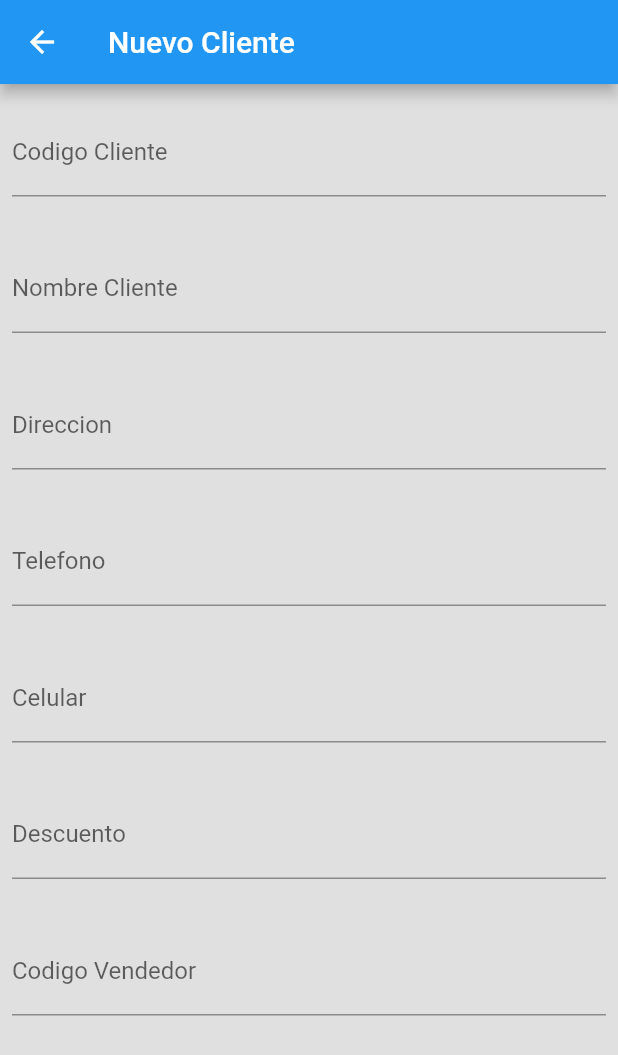
After one commit to gabriel9107/SigaApp, a Flutter app: the DataTableDemo screen opened directly, scrolled down 576 dp, after a tap on the "add" icon, on a phone screen of 412 x 824 dp. The commit adds this screen. Shown: the top 1055 px of the screen. Run offline on Flutter 3.47's test engine with Material 2 defaults, Android fonts, the phone set to English and light mode, and no system bars; our stand-ins replace sqflite, syncfusion_flutter_charts; accounts and stored records are empty.

Commit message:
formulario de cliente agregado

```diff
--- /dev/null
+++ b/lib/classes/clients.dart
@@ -0,0 +1,196 @@
+class Client {
+  String cuenta;
+  String cliente;
+  String descuento;
+  String rncCedula;
+  Client(
+      {required this.cuenta,
+      required this.cliente,
+      required this.descuento,
+      required this.rncCedula});
+
+  static List<Client> getClients() {
+    return <Client>[
+      Client(
+          cuenta: '22500059625',
+          cliente: '250 CC (Villa Mella)',
+          descuento: '20%',
+          rncCedula: '22500059625'),
+      Client(
+          cuenta: '10097364',
+          cliente: '4Ta. Racing (Ens. Luperon)',
+          descuento: '25%',
+          rncCedula: '00100957364'),
+      Client(
+          cuenta: '3400400507',
+          cliente: 'A & J (Mao)',
+          descuento: '25%',
+          rncCedula: '03400400507'),
+      Client(
+          cuenta: '2800141596',
+          cliente: 'A y D (Higuey)',
+          descuento: '25%',
+          rncCedula: '02800141596	'),
+      Client(
+          cuenta: '6800520550',
+          cliente: 'A y D (Villa Altagracia, La cuchilla)',
+          descuento: '25%',
+          rncCedula: '06800520550'),
+      Client(
+          cuenta: '109941047',
+          cliente: 'A y F (Ciudad)',
+          descuento: '20%',
+          rncCedula: '0109941047'),
+      Client(
+          cuenta: '114957335',
+          cliente: 'A Y J  ( Ens. Quisqueya)',
+          descuento: '20%',
+          rncCedula: '00114957335'),
+      Client(
+          cuenta: '22900273818',
+          cliente: 'A y J Motors (Los Alcarrizos)',
+          descuento: '25%',
+          rncCedula: '22900273818'),
+      Client(
+          cuenta: '3103738047',
+          cliente: 'A y J Motors (Santiago)',
+          descuento: '25%',
+          rncCedula: '03103738047'),
+      Client(
+          cuenta: '118000264671',
+          cliente: 'A Y M ( Piedra Blanca)',
+          descuento: '25%',
+          rncCedula: '11800138791'),
+      Client(
+          cuenta: '6100272175',
+          cliente: 'A y R (Gaspar Hernandez)',
+          descuento: '25%',
+          rncCedula: '06100272175'),
+      Client(
+          cuenta: '3103082552',
+          cliente: 'Abel Racing (Santiago)',
+          descuento: '25%',
+          rncCedula: '03103082001'),
+      Client(
+          cuenta: '4701365902',
+          cliente: 'Abreu & Duran C X A (Moca)',
+          descuento: '25%',
+          rncCedula: '04701365902'),
+      Client(
+          cuenta: '4700750260',
+          cliente: 'Abreu (Cabullas)',
+          descuento: '25%',
+          rncCedula: '04700750260'),
+      Client(
+          cuenta: '4900560642',
+          cliente: 'Abreu (Cotui)',
+          descuento: '20%',
+          rncCedula: '4900560642'),
+      Client(
+          cuenta: '4400167070',
+          cliente: 'Abreu (Dajabon)',
+          descuento: '25%',
+          rncCedula: '4400167070'),
+      Client(
+          cuenta: '8700155800',
+          cliente: 'Abreu (Fantino)',
+          descuento: '25%',
+          rncCedula: '08700155800'),
+      Client(
+          cuenta: '2300674377',
+          cliente: 'Abreu (Jarabacoa)',
+          descuento: '25%',
+          rncCedula: '02300674377'),
+      Client(
+          cuenta: '49005606421',
+          cliente: 'Abreu II (Cotui)',
+          descuento: '20%',
+          rncCedula: '04900560642'),
+      Client(
+          cuenta: '40220156091',
+          cliente: 'Acevedo (San Cristobal)',
+          descuento: '25%',
+          rncCedula: '40220156091'),
+      Client(
+          cuenta: '3100312820',
+          cliente: 'Adaliah Mocead, SRL (Moca)',
+          descuento: '25%',
+          rncCedula: '130901635'),
+      Client(
+          cuenta: '105349799',
+          cliente: 'Adonay (Nagua)',
+          descuento: '25%',
+          rncCedula: '00105349799	'),
+      Client(
+          cuenta: '4400257467',
+          cliente: 'Adrian (Dajabon)',
+          descuento: '25%',
+          rncCedula: '04400257467'),
+      Client(
+          cuenta: '370088757',
+          cliente: 'Adrian (Puerto Plata)',
+          descuento: '25%',
+          rncCedula: '03700887957'),
+      Client(
+          cuenta: '108030040',
+          cliente: 'Adrian Motors (Herrera)',
+          descuento: '25%',
+          rncCedula: '00108030040'),
+      Client(
+          cuenta: '3800012968',
+          cliente: 'Adriana (La Marginal)',
+          descuento: '20%',
+          rncCedula: '003800012968'),
+      Client(
+          cuenta: '106244353',
+          cliente: 'Afri (Villa Juana)',
+          descuento: '20%',
+          rncCedula: '00106244353'),
+      Client(
+          cuenta: '130710333',
+          cliente: 'Ag Blanco Import ( La Vega)',
+          descuento: '25%',
+          rncCedula: '130710333'),
+      Client(
+          cuenta: '7900169140',
+          cliente: 'Agro Quimica (Vicente Noble)',
+          descuento: '20%',
+          rncCedula: '07900169140'),
+      Client(
+          cuenta: '3010256376',
+          cliente: 'Aguas Vivas (Bani)',
+          descuento: '25%',
+          rncCedula: '003010256376'),
+      Client(
+          cuenta: '8700183257',
+          cliente: 'Aguasvivas (Fantino)',
+          descuento: '25%',
+          rncCedula: '08700183257'),
+      Client(
+          cuenta: '4400252138',
+          cliente: 'AJ Rep. y Ferreteria SRL (Dajabon)',
+          descuento: '25%',
+          rncCedula: '132520612'),
+      Client(
+          cuenta: '40212675322',
+          cliente: 'AJR (La Cuchilla, Villa Altagracia)',
+          descuento: '20%',
+          rncCedula: '40212675322'),
+      Client(
+          cuenta: '1800259986',
+          cliente: 'Albania (Barahona)',
+          descuento: '20%',
+          rncCedula: '01800259986')
+    ];
+  }
+
+  // String CuentaCliente;
+  // String Nombre;
+  // String Telefono;
+  // String Descuento;
+  // String ZonaVentas;
+  // String TipoNCF;
+  // String RNC_Cedula;
+  // String MotodoEntrega;
+
+}
--- /dev/null
+++ b/lib/classes/shop_item.dart
@@ -0,0 +1,6 @@
+import 'shop_item_rating.dart';
+
+class ShopItem {
+  late String name;
+  late List<ShopItemRating> ratings;
+}
--- /dev/null
+++ b/lib/screens/data_tabla.dart
@@ -0,0 +1,182 @@
+import 'package:flutter/material.dart';
+import 'package:flutter_application_2/classes/clients.dart';
+
+import 'nav_screen.dart';
+import 'new_cliente.dart';
+
+class DataTableDemo extends StatefulWidget {
+  DataTableDemo() : super();
+
+  @override
+  DataTableDemoState createState() => DataTableDemoState();
+}
+
+class DataTableDemoState extends State<DataTableDemo> {
+  late List<Client> Clients;
+  @override
+  void initState() {
+    Clients = Client.getClients();
+    super.initState();
+  }
+
+  DataTable DataBody() {
+    return DataTable(
+      columns: [
+        DataColumn(
+            label: Text(
+              "Cuenta",
+              style:
+                  TextStyle(fontWeight: FontWeight.w400, color: Colors.black),
+            ),
+            numeric: true,
+            tooltip: "This is First Name"),
+        DataColumn(
+            label: Text("Cliente"),
+            numeric: true,
+            tooltip: "This is Last Name"),
+        DataColumn(
+            label: Text('Descuento'),
+            numeric: false,
+            tooltip: 'El descuento del Cliente'),
+        DataColumn(
+            label: Text('Rnc_Cedula'),
+            numeric: false,
+            tooltip: 'El descuento del Cliente')
+      ],
+      rows: Clients.map(
+        (clients) => DataRow(cells: [
+          DataCell(
+            Text(
+              clients.cuenta,
+            ),
+          ),
+          DataCell(
+            Text(clients.cliente),
+          ),
+          DataCell(
+            Text(clients.descuento),
+          ),
+          DataCell(
+            Text(clients.rncCedula),
+          ),
+        ]),
+      ).toList(),
+    );
+  }
+
+  @override
+  Widget build(BuildContext context) {
+    return Scaffold(
+      appBar: AppBar(
+        title: const Text('Siga Mobile'),
+        backgroundColor: Color.fromARGB(255, 25, 28, 228),
+        actions: [
+          IconButton(
+            icon: const Icon(Icons.search),
+            onPressed: () =>
+                {showSearch(context: context, delegate: MySearchDelegate())},
+          )
+        ],
+      ),
+      drawer: NavigationDrawer(),
+      body: Column(
+        children: [
+          Row(
+            mainAxisAlignment: MainAxisAlignment.end,
+
+            // mainAxisSize: MainAxisSize.max,
+            // verticalDirection: VerticalDirection.up,
+            children: [
+              Column(children: [
+                ElevatedButton(
+                  onPressed: () {
+                    Navigator.push(
+                      context,
+                      MaterialPageRoute(
+                          builder: (context) => const NewClient()),
+                    );
+                  },
+                  child: Icon(Icons.add, color: Colors.white),
+                  style: ElevatedButton.styleFrom(
+                    shape: CircleBorder(),
+                    padding: EdgeInsets.all(20),
+                  ),
+                )
+                // IconButton(
+
+                //     onPressed: () => {},
+                //     iconSize: 24,
+                //     icon: Icon(Icons.add),
+                //     color: Colors.blue[500]),
+                // Icon(Icons.add_circle_outline_sharp, color: Colors.blue[500]),
+                // Text('Agregar Cliente'),
+              ]),
+              // Column(children: [
+              //   Icon(Icons.search, color: Colors.blue[500]),
+              //   Text('Buscar Cliente')
+              // ])
+            ],
+          ),
+          Expanded(
+            child: ListView(children: <Widget>[Center(child: DataBody())]),
+          ),
+        ],
+      ),
+    );
+  }
+}
+
+//Eliminar la busqueda
+class MySearchDelegate extends SearchDelegate {
+  @override
+  List<Widget>? buildActions(BuildContext context) => [
+        IconButton(
+            icon: const Icon(Icons.clear),
+            onPressed: () {
+              if (query.isEmpty) {
+                close(context, null);
+              } else {
+                query = '';
+              }
+            }),
+      ];
+
+  @override
+  Widget? buildLeading(BuildContext context) => IconButton(
+        //Boton para regresar atras
+        icon: Icon(Icons.arrow_back),
+        onPressed: () => close(context, null),
+      );
+
+  @override
+  Widget buildResults(BuildContext context) => Center(
+        child: Text(
+          query,
+          style: const TextStyle(fontSize: 64, fontWeight: FontWeight.w300),
+        ),
+      );
+
+  @override
+  Widget buildSuggestions(BuildContext context) {
+    List<Client> suggestions = Client.getClients().where((element) {
+      final result = element.cliente.toLowerCase();
+      final input = query.toLowerCase();
+
+      return result.contains(input);
+    }).toList();
+
+    return ListView.builder(
+      itemCount: suggestions.length,
+      itemBuilder: (context, index) {
+        final suggestion = suggestions[index];
+
+        return ListTile(
+          title: Text(suggestion.cliente),
+          onTap: () {
+            query = suggestion.cliente;
+          },
+        );
+      },
+    );
+  }
+}
--- /dev/null
+++ b/lib/screens/new_cliente.dart
@@ -0,0 +1,91 @@
+import 'package:flutter/material.dart';
+
+class NewClient extends StatelessWidget {
+  const NewClient({super.key});
+
+  @override
+  Widget build(BuildContext context) {
+    return Scaffold(
+      appBar: AppBar(
+        title: const Text('Nuevo Cliente'),
+      ),
+      body: const MyCustomForm(),
+    );
+  }
+}
+
+class MyCustomForm extends StatelessWidget {
+  const MyCustomForm({super.key});
+
+  @override
+  Widget build(BuildContext context) {
+    return Column(
+      crossAxisAlignment: CrossAxisAlignment.start,
+      children: <Widget>[
+        Padding(
+          padding: const EdgeInsets.symmetric(horizontal: 8, vertical: 16),
+          child: TextFormField(
+            decoration: const InputDecoration(
+              border: UnderlineInputBorder(),
+              labelText: 'Codigo Cliente',
+            ),
+          ),
+        ),
+        Padding(
+          padding: const EdgeInsets.symmetric(horizontal: 8, vertical: 16),
+          child: TextFormField(
+            decoration: const InputDecoration(
+              border: UnderlineInputBorder(),
+              labelText: 'Nombre Cliente',
+            ),
+          ),
+        ),
+        Padding(
+          padding: const EdgeInsets.symmetric(horizontal: 8, vertical: 16),
+          child: TextFormField(
+            decoration: const InputDecoration(
+              border: UnderlineInputBorder(),
+              labelText: 'Direccion',
+            ),
+          ),
+        ),
+        Padding(
+          padding: const EdgeInsets.symmetric(horizontal: 8, vertical: 16),
+          child: TextFormField(
+            decoration: const InputDecoration(
+              border: UnderlineInputBorder(),
+              labelText: 'Telefono',
+            ),
+          ),
+        ),
+        Padding(
+          padding: const EdgeInsets.symmetric(horizontal: 8, vertical: 16),
+          child: TextFormField(
+            decoration: const InputDecoration(
+              border: UnderlineInputBorder(),
+              labelText: 'Celular ',
+            ),
+          ),
+        ),
+        Padding(
+          padding: const EdgeInsets.symmetric(horizontal: 8, vertical: 16),
+          child: TextFormField(
+            decoration: const InputDecoration(
+              border: UnderlineInputBorder(),
+              labelText: 'Descuento',
+            ),
+          ),
+        ),
+        Padding(
+          padding: const EdgeInsets.symmetric(horizontal: 8, vertical: 16),
+          child: TextFormField(
+            decoration: const InputDecoration(
+              border: UnderlineInputBorder(),
+              labelText: 'Codigo Vendedor',
+            ),
+          ),
+        ),
+      ],
+    );
+  }
+}
```
Also changed, not shown: lib/classes/shop_item_rating.dart (added, +7 -0 lines), lib/customer.dart (added, +33 -0 lines), lib/db.dart (added, +50 -0 lines), lib/screens/dashboard_screen.dart (added, +8 -0 lines), lib/screens/home_screen.dart (+71 -4 lines), lib/screens/nav_screen.dart (+8 -4 lines), lib/themes.dart (added, +37 -0 lines), pubspec.yaml (+8 -3 lines), lib/classes/cliente.dart (added), pubspec.lock, 1 other file.
